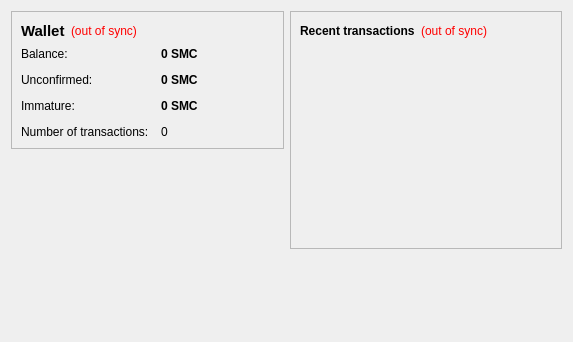
The window that src/qt/forms/overviewpage.ui (jboss008/trollcoin) describes before a commit, drawn with Qt 5.
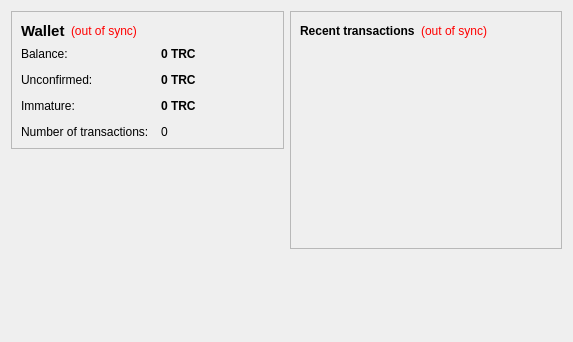
The same window after the commit.

```diff
--- a/src/qt/forms/overviewpage.ui
+++ b/src/qt/forms/overviewpage.ui
@@ -105,7 +105,7 @@
              <string>Your current balance</string>
             </property>
             <property name="text">
-             <string notr="true">0 SMC</string>
+             <string notr="true">0 TRC</string>
             </property>
             <property name="textInteractionFlags">
              <set>Qt::LinksAccessibleByMouse|Qt::TextSelectableByKeyboard|Qt::TextSelectableByMouse</set>
@@ -134,7 +134,7 @@
              <string>Total of transactions that have yet to be confirmed, and do not yet count toward the current balance</string>
             </property>
             <property name="text">
-             <string notr="true">0 SMC</string>
+             <string notr="true">0 TRC</string>
             </property>
             <property name="textInteractionFlags">
              <set>Qt::LinksAccessibleByMouse|Qt::TextSelectableByKeyboard|Qt::TextSelectableByMouse</set>
@@ -177,7 +177,7 @@
              <string>Mined balance that has not yet matured</string>
             </property>
             <property name="text">
-             <string notr="true">0 SMC</string>
+             <string notr="true">0 TRC</string>
             </property>
             <property name="textInteractionFlags">
              <set>Qt::LinksAccessibleByMouse|Qt::TextSelectableByKeyboard|Qt::TextSelectableByMouse</set>
```
Left out of the diff: 4 changed lines with no effect on the pictures.
